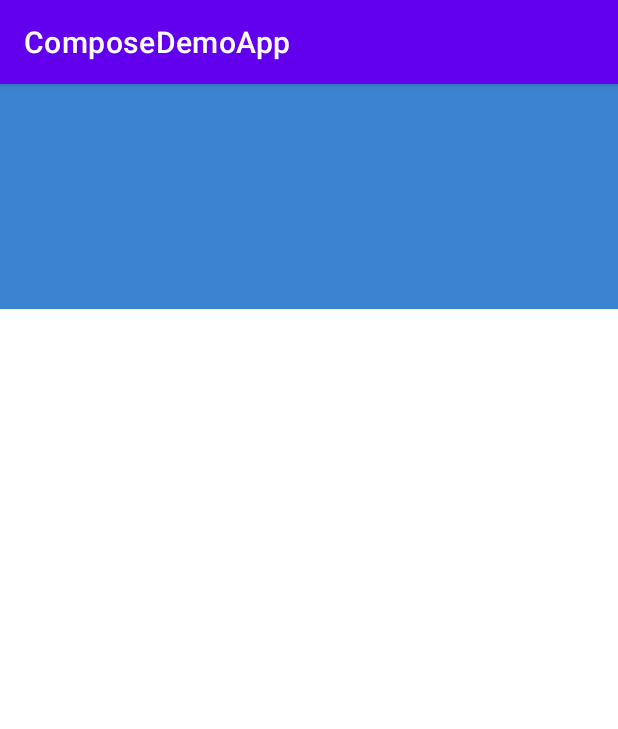
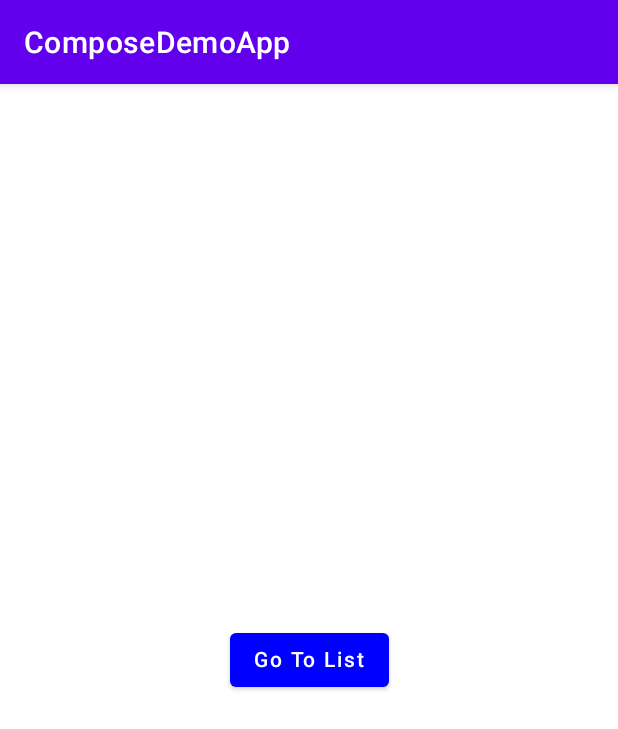
Before and after one commit to MateuszW95/ComposeDemo, an Android app built with Jetpack Compose: the screen it shows after launch (MainActivity), on a phone screen of 412 x 824 dp. Shown: the top 729 px of the screen. Run offline under Robolectric (Android 15) with nearby library versions, the phone set to English and light mode, and no system bars.

Commit message:
Setup Base Compose Navigation

```diff
--- a/app/build.gradle
+++ b/app/build.gradle
@@ -71,6 +71,9 @@ dependencies {
     // Integration with observables
     implementation "androidx.compose.runtime:runtime-livedata:$compose_version"
     implementation "androidx.compose.runtime:runtime-rxjava2:$compose_version"
+    // Navigation compose
+    implementation "androidx.navigation:navigation-compose:2.4.0-alpha06"
+
 
     implementation("io.coil-kt:coil-compose:1.3.0")
 
--- a/app/src/main/java/com/mwdev/composedemoapp/MainActivity.kt
+++ b/app/src/main/java/com/mwdev/composedemoapp/MainActivity.kt
@@ -2,17 +2,15 @@ package com.mwdev.composedemoapp
 
 import androidx.appcompat.app.AppCompatActivity
 import android.os.Bundle
-import com.mwdev.composedemoapp.ui.main.MainFragment
+import androidx.activity.compose.setContent
+import com.mwdev.composedemoapp.ui.main.Navigation
 
 class MainActivity : AppCompatActivity() {
 
     override fun onCreate(savedInstanceState: Bundle?) {
         super.onCreate(savedInstanceState)
-        setContentView(R.layout.main_activity)
-        if (savedInstanceState == null) {
-            supportFragmentManager.beginTransaction()
-                .replace(R.id.container, MainFragment.newInstance())
-                .commitNow()
+        setContent {
+            Navigation()
         }
     }
 }
--- a/app/src/main/java/com/mwdev/composedemoapp/ui/main/MainFragment.kt
+++ /dev/null
@@ -1,112 +0,0 @@
-package com.mwdev.composedemoapp.ui.main
-
-import android.os.Bundle
-import android.view.LayoutInflater
-import android.view.View
-import android.view.ViewGroup
-import androidx.compose.foundation.Image
-import androidx.compose.foundation.background
-import androidx.compose.foundation.layout.*
-import androidx.compose.foundation.shape.RoundedCornerShape
-import androidx.compose.material.MaterialTheme
-import androidx.compose.material.Text
-import androidx.compose.runtime.Composable
-import androidx.compose.ui.Modifier
-import androidx.compose.ui.draw.clip
-import androidx.compose.ui.draw.shadow
-import androidx.compose.ui.graphics.Color
-import androidx.compose.ui.layout.ContentScale
-import androidx.compose.ui.platform.ComposeView
-import androidx.compose.ui.unit.dp
-import androidx.core.content.ContextCompat
-import androidx.fragment.app.Fragment
-import androidx.lifecycle.ViewModelProvider
-import coil.compose.rememberImagePainter
-import com.mwdev.composedemoapp.R
-
-class MainFragment : Fragment() {
-
-    companion object {
-        fun newInstance() = MainFragment()
-    }
-
-    private lateinit var viewModel: MainViewModel
-
-    override fun onCreate(savedInstanceState: Bundle?) {
-        super.onCreate(savedInstanceState)
-        viewModel = ViewModelProvider(this).get(MainViewModel::class.java)
-    }
-
-    override fun onCreateView(
-        inflater: LayoutInflater, container: ViewGroup?,
-        savedInstanceState: Bundle?
-    ): View {
-        return ComposeView(requireContext()).apply {
-            setContent {
-                //NewsStory()
-                header()
-            }
-        }
-    }
-
-
-    @Composable
-    fun Greeting(name: String) {
-        Text(text = "Hello $name!")
-    }
-
-    @Composable
-    fun NewsStory() {
-        MaterialTheme {
-            val typography = MaterialTheme.typography
-            Column(modifier = Modifier.padding(16.dp)) {
-                Image(
-                    painter = rememberImagePainter(
-                        data = "https://upload.wikimedia.org/wikipedia/commons/thumb/b/b6/Image_created_with_a_mobile_phone.png/1200px-Image_created_with_a_mobile_phone.png",
-                        builder = {
-                            placeholder(R.drawable.ic_launcher_background)
-                            error(R.drawable.ic_launcher_foreground)
-                        }
-                    ),
-                    contentScale = ContentScale.Crop,
-                    modifier = Modifier
-                        .aspectRatio(1f)
-                        .fillMaxWidth(1f)
-                        .clip(RoundedCornerShape(5.dp))
-                        .shadow(elevation = 5.dp),
-                    contentDescription = "null",
-                )
-
-                Spacer(modifier = Modifier.height(20.dp))
-
-                Text("A day in Shark Fin Cove", style = typography.h6)
-                Text("Davenport, California", style = typography.body2)
-                Text("December 2018", style = typography.body2)
-            }
-        }
-    }
-
-
-    @Composable
-    fun header() {
-        Row {
-            Box(
-                modifier = Modifier
-                    .fillMaxWidth()
-                    .height(150.dp)
-                    .background(
-                        color = Color(
-                            ContextCompat.getColor(
-                                requireContext(),
-                                R.color.blue
-                            )
-                        )
-                    )
-            ) {
-
-            }
-        }
-    }
-
-
-}
--- /dev/null
+++ b/app/src/main/java/com/mwdev/composedemoapp/ui/main/MainScreen.kt
@@ -0,0 +1,40 @@
+package com.mwdev.composedemoapp.ui.main
+
+import androidx.compose.foundation.layout.Arrangement
+import androidx.compose.foundation.layout.Column
+import androidx.compose.foundation.layout.fillMaxHeight
+import androidx.compose.foundation.layout.fillMaxWidth
+import androidx.compose.material.Button
+import androidx.compose.material.ButtonDefaults
+import androidx.compose.material.Text
+import androidx.compose.runtime.Composable
+import androidx.compose.ui.Alignment
+import androidx.compose.ui.Modifier
+import androidx.compose.ui.graphics.Color
+import androidx.compose.ui.res.stringResource
+import androidx.navigation.NavController
+import com.mwdev.composedemoapp.R
+
+@Composable
+fun MainScreen(navController: NavController) {
+    Column(
+        verticalArrangement = Arrangement.Center,
+        horizontalAlignment = Alignment.CenterHorizontally,
+        modifier = Modifier
+            .fillMaxWidth()
+            .fillMaxHeight()
+    ) {
+        Button(
+            onClick = {
+                      //todo navigate to list creen
+                      },
+            colors = ButtonDefaults.textButtonColors(
+                backgroundColor = Color.Blue
+            )
+        ) {
+            Text(
+                text= stringResource(id = R.string.go_to_list),
+                color = Color.White)
+        }
+    }
+}
--- a/app/src/main/java/com/mwdev/composedemoapp/ui/main/MainViewModel.kt
+++ /dev/null
@@ -1,7 +0,0 @@
-package com.mwdev.composedemoapp.ui.main
-
-import androidx.lifecycle.ViewModel
-
-class MainViewModel : ViewModel() {
-    // TODO: Implement the ViewModel
-}
--- /dev/null
+++ b/app/src/main/java/com/mwdev/composedemoapp/ui/main/Navigation.kt
@@ -0,0 +1,16 @@
+package com.mwdev.composedemoapp.ui.main
+
+import androidx.compose.runtime.Composable
+import androidx.navigation.compose.NavHost
+import androidx.navigation.compose.composable
+import androidx.navigation.compose.rememberNavController
+
+@Composable
+fun Navigation() {
+    val navController = rememberNavController()
+    NavHost(navController = navController, startDestination = Screen.MainScreen.route) {
+        composable(route = Screen.MainScreen.route) {
+            MainScreen(navController = navController)
+        }
+    }
+}
--- /dev/null
+++ b/app/src/main/java/com/mwdev/composedemoapp/ui/main/Screen.kt
@@ -0,0 +1,6 @@
+package com.mwdev.composedemoapp.ui.main
+
+sealed class Screen(val route: String){
+    object MainScreen: Screen(route = "main_screen")
+    object ListScreen: Screen(route="list_screen")
+}
--- a/app/src/main/res/values/strings.xml
+++ b/app/src/main/res/values/strings.xml
@@ -1,3 +1,4 @@
 <resources>
     <string name="app_name">ComposeDemoApp</string>
+    <string name="go_to_list">Go To List</string>
 </resources>
```
